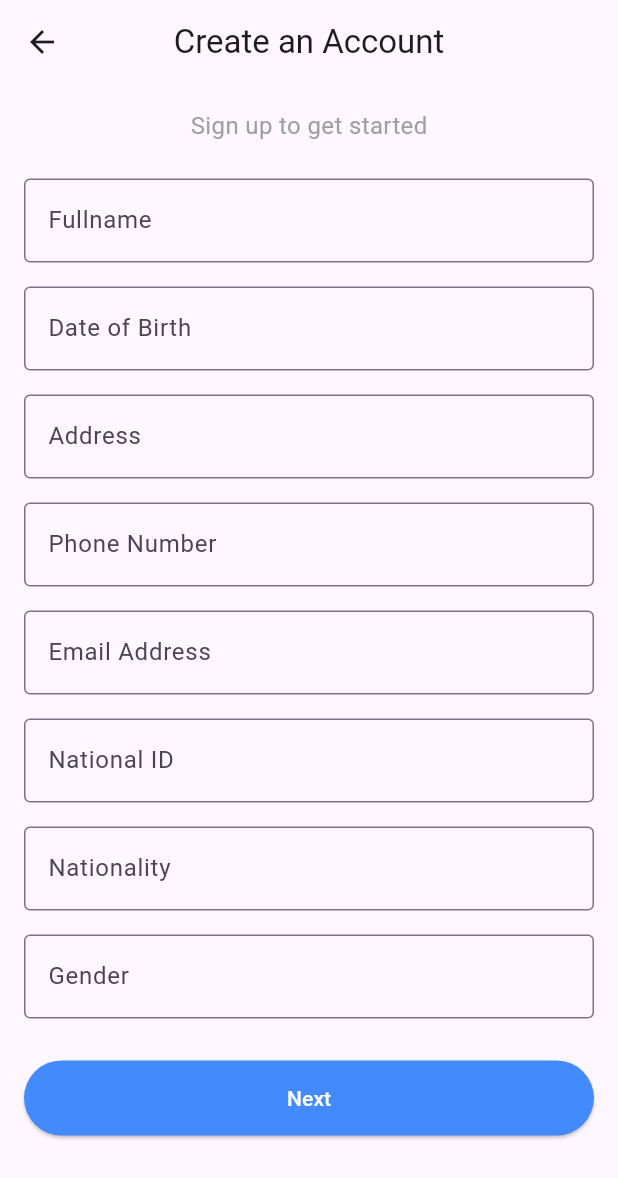
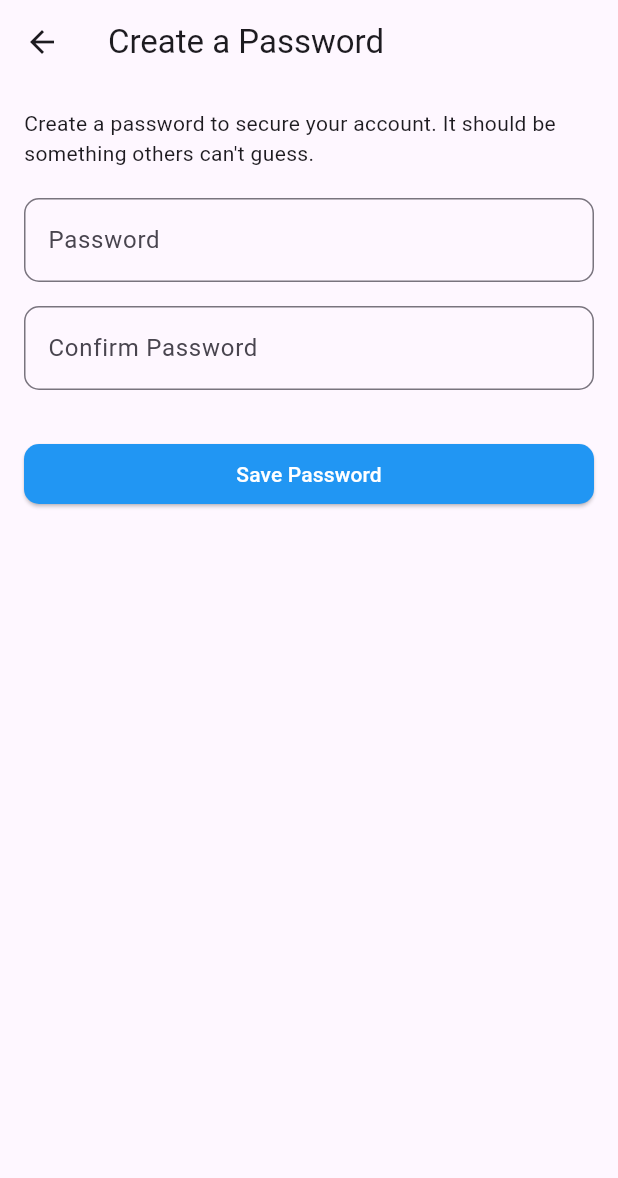
Before and after one commit to bed-com-08-20/UmoyoCard, a Flutter app: the CreateAccount screen opened directly, after a tap on "Next", on a phone screen of 412 x 824 dp. Shown: the top 1178 px of the screen. Run offline on Flutter 3.47's test engine with Material 3 defaults, Android fonts, the phone set to English and light mode, and no system bars; our stand-ins replace fl_chart, image_picker, lucide_icons, pdf, printing, shared_preferences; missing offline and left inert: google_ml_kit; accounts and stored records are empty.

Commit message:
added create_password screen and it's provider, to be used for user's password creation

```diff
--- a/lib/main.dart
+++ b/lib/main.dart
@@ -1,8 +1,15 @@
 import 'package:flutter/material.dart';
+import 'package:provider/provider.dart';
+import 'package:umoyocard/providers/password_providers.dart';
 import 'package:umoyocard/screens/login/login_screen.dart';
 
 void main() {
-  runApp(const MyApp());
+  runApp(
+    ChangeNotifierProvider(
+      create: (_) => PasswordProvider(),
+      child: const MyApp(),
+    ),
+  );
 }
 
 class MyApp extends StatelessWidget {
--- /dev/null
+++ b/lib/providers/password_providers.dart
@@ -0,0 +1,21 @@
+import 'package:flutter/material.dart';
+
+class PasswordProvider extends ChangeNotifier {
+  final TextEditingController newPasswordController = TextEditingController();
+  final TextEditingController confirmPasswordController = TextEditingController();
+
+  void validatePasswords() {
+    String newPassword = newPasswordController.text;
+    String confirmPassword = confirmPasswordController.text;
+
+    if (newPassword.isEmpty || confirmPassword.isEmpty) {
+      debugPrint("Fields cannot be empty");
+      return;
+    }
+    if (newPassword != confirmPassword) {
+      debugPrint("Passwords do not match");
+      return;
+    }
+    debugPrint("Password successfully changed");
+  }
+}
--- a/lib/screens/login/create_account.dart
+++ b/lib/screens/login/create_account.dart
@@ -1,4 +1,5 @@
 import 'package:flutter/material.dart';
+import 'package:umoyocard/screens/login/create_password.dart';
 
 class CreateAccount extends StatelessWidget {
   const CreateAccount({super.key});
@@ -52,7 +53,12 @@ class CreateAccountForm extends StatelessWidget {
         FormTextField(label: "Gender"),
         const SizedBox(height: 20),
         ElevatedButton(
-          onPressed: () {},
+          onPressed: () {
+            Navigator.push(
+            context,
+            MaterialPageRoute(builder: (context) => CreatePassword()),
+      );
+          },
           style: ElevatedButton.styleFrom(minimumSize: const Size(double.infinity, 50), backgroundColor: Colors.blueAccent),
           child: const Text("Next", style: TextStyle(color: Colors.white)),
         ),
--- /dev/null
+++ b/lib/screens/login/create_password.dart
@@ -0,0 +1,104 @@
+import 'package:flutter/material.dart';
+import 'package:provider/provider.dart';
+import 'package:umoyocard/providers/password_providers.dart';
+
+class PasswordTextField extends StatelessWidget {
+  final TextEditingController controller;
+  final String hintText;
+  final bool obscureText;
+
+  const PasswordTextField({
+    super.key,
+    required this.controller,
+    required this.hintText,
+    this.obscureText = false,
+  });
+
+  @override
+  Widget build(BuildContext context) {
+    return TextField(
+      controller: controller,
+      obscureText: obscureText,
+      decoration: InputDecoration(
+        hintText: hintText,
+        border: OutlineInputBorder(borderRadius: BorderRadius.circular(10)),
+      ),
+    );
+  }
+}
+
+class PrimaryButton extends StatelessWidget {
+  final String text;
+  final VoidCallback onPressed;
+
+  const PrimaryButton({
+    super.key,
+    required this.text,
+    required this.onPressed,
+  });
+
+  @override
+  Widget build(BuildContext context) {
+    return SizedBox(
+      width: double.infinity,
+      child: ElevatedButton(
+        style: ElevatedButton.styleFrom(
+          backgroundColor: Colors.blue,
+          foregroundColor: Colors.white,
+          shape: RoundedRectangleBorder(
+            borderRadius: BorderRadius.circular(10),
+          ),
+        ),
+        onPressed: onPressed,
+        child: Text(text),
+      ),
+    );
+  }
+}
+
+
+class CreatePassword extends StatelessWidget {
+  const CreatePassword({super.key});
+
+  @override
+  Widget build(BuildContext context) {
+    final provider = Provider.of<PasswordProvider>(context);
+    return Scaffold(
+      appBar: AppBar(
+        leading: IconButton(
+          icon: const Icon(Icons.arrow_back),
+          onPressed: () {
+            Navigator.pop(context);
+          },
+        ),
+        title: const Text("Create a Password"),
+      ),
+      body: Padding(
+        padding: const EdgeInsets.all(16.0),
+        child: Column(
+          crossAxisAlignment: CrossAxisAlignment.start,
+          children: [
+            const Text("Create a password to secure your account. It should be something others can't guess."),
+            const SizedBox(height: 20),
+            PasswordTextField(
+              controller: provider.newPasswordController,
+              hintText: "Password",
+              obscureText: true,
+            ),
+            const SizedBox(height: 16),
+            PasswordTextField(
+              controller: provider.confirmPasswordController,
+              hintText: "Confirm Password",
+              obscureText: true,
+            ),
+            const SizedBox(height: 32),
+            PrimaryButton(
+              text: "Save Password",
+              onPressed: provider.validatePasswords,
+            ),
+          ],
+        ),
+      ),
+    );
+  }
+}
--- a/pubspec.yaml
+++ b/pubspec.yaml
@@ -42,6 +42,7 @@ dependencies:
   printing: ^5.14.2
   fl_chart: ^0.70.2
   lucide_icons: ^0.257.0
+  provider: ^6.1.2
 
 dev_dependencies:
   flutter_test:
```
Also changed, not shown: pubspec.lock, 4 other files.
